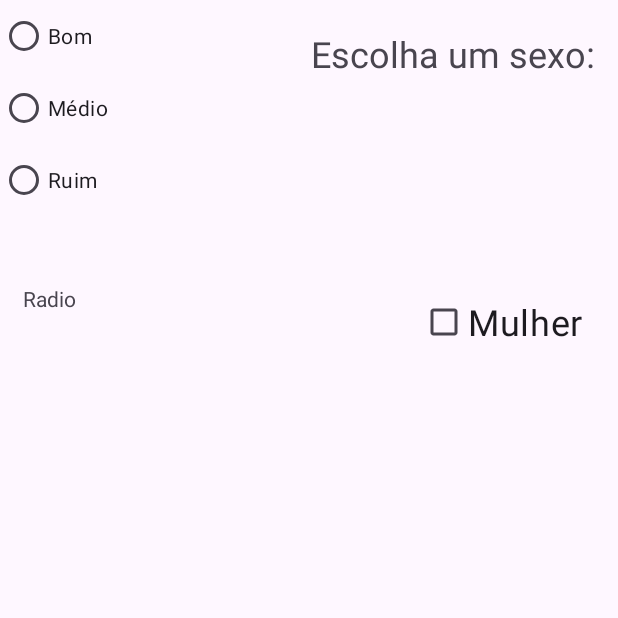
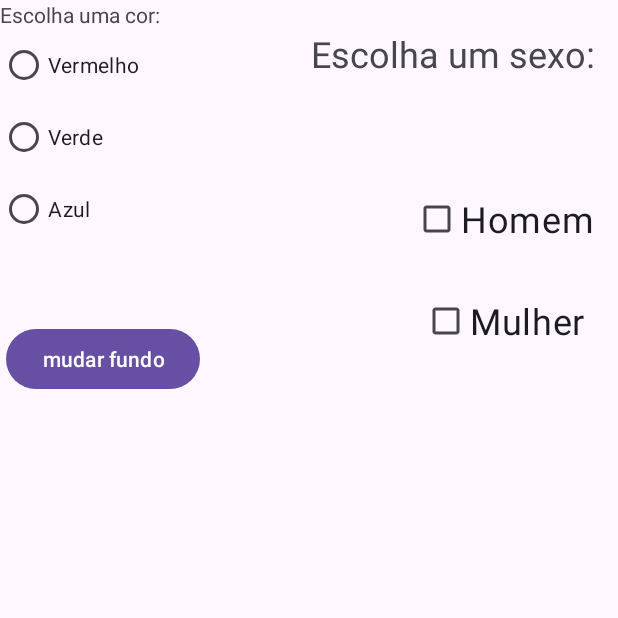
Before and after one commit to gabrel-dias/AndroidStudio, an Android app: the screen it shows after launch (MainActivity), on a phone screen of 412 x 824 dp, the top half of it. Run offline under Robolectric (Android 15) with nearby library versions, the phone set to English and light mode, and no system bars.

Commit message:
aprendendo radios mais ou menos

```diff
--- a/TestesUdemy/app/src/main/java/com/tecdias/testesudemy/MainActivity.java
+++ b/TestesUdemy/app/src/main/java/com/tecdias/testesudemy/MainActivity.java
@@ -1,12 +1,17 @@
 package com.tecdias.testesudemy;
 
+import android.graphics.Color;
 import android.os.Bundle;
 import android.view.View;
+import android.widget.Button;
 import android.widget.CheckBox;
+import android.widget.RadioButton;
+import android.widget.RadioGroup;
 import android.widget.TextView;
 
 import androidx.activity.EdgeToEdge;
 import androidx.appcompat.app.AppCompatActivity;
+import androidx.constraintlayout.widget.ConstraintLayout;
 import androidx.core.graphics.Insets;
 import androidx.core.view.ViewCompat;
 import androidx.core.view.WindowInsetsCompat;
@@ -18,7 +23,7 @@ public class MainActivity extends AppCompatActivity {
         super.onCreate(savedInstanceState);
         EdgeToEdge.enable(this);
         setContentView(R.layout.activity_main);
-        ViewCompat.setOnApplyWindowInsetsListener(findViewById(R.id.main), (v, insets) -> {
+        ViewCompat.setOnApplyWindowInsetsListener(findViewById(R.id.constraint), (v, insets) -> {
             Insets systemBars = insets.getInsets(WindowInsetsCompat.Type.systemBars());
             v.setPadding(systemBars.left, systemBars.top, systemBars.right, systemBars.bottom);
             return insets;
@@ -26,8 +31,28 @@ public class MainActivity extends AppCompatActivity {
 
         CheckBox homem = findViewById(R.id.homem);
         CheckBox mulher = findViewById(R.id.mulher);
-        TextView texto = findViewById(R.id.txtRadio);
+        TextView texto = findViewById(R.id.txtCheckbox);
+        RadioGroup radioGroup = findViewById(R.id.radioCores);
+        RadioButton azul = findViewById(R.id.azul);
+        RadioButton vermelho = findViewById(R.id.vermelho);
+        RadioButton verde = findViewById(R.id.verde);
+        Button btnmudaCor = findViewById(R.id.buttonMudaCor);
+        ConstraintLayout layout = findViewById(R.id.constraint);
 
+
+        // testando os radioButtons
+        btnmudaCor.setOnClickListener(new View.OnClickListener() {
+            @Override
+            public void onClick(View v) {
+                if (azul.isChecked()) {
+                    layout.setBackgroundColor(Color.BLUE);
+                } else if (vermelho.isChecked()) {
+                    layout.setBackgroundColor(Color.RED);
+                } else layout.setBackgroundColor(Color.GREEN);
+            }
+        });
+
+        // testando as checkboxes
         homem.setOnClickListener(new View.OnClickListener() {
             @Override
             public void onClick(View v) {
--- a/TestesUdemy/app/src/main/res/layout/activity_main.xml
+++ b/TestesUdemy/app/src/main/res/layout/activity_main.xml
@@ -2,7 +2,7 @@
 <androidx.constraintlayout.widget.ConstraintLayout xmlns:android="http://schemas.android.com/apk/res/android"
     xmlns:app="http://schemas.android.com/apk/res-auto"
     xmlns:tools="http://schemas.android.com/tools"
-    android:id="@+id/main"
+    android:id="@+id/constraint"
     android:layout_width="match_parent"
     android:layout_height="match_parent"
     android:layout_centerHorizontal="true"
@@ -10,7 +10,7 @@
 
 
     <TextView
-        android:id="@+id/txtCheckbox"
+        android:id="@+id/txtCheckboxSexo"
         android:layout_width="wrap_content"
         android:layout_height="wrap_content"
         android:layout_marginTop="19dp"
@@ -26,60 +26,74 @@
         android:id="@+id/homem"
         android:layout_width="wrap_content"
         android:layout_height="wrap_content"
-        android:layout_marginTop="45dp"
+        android:layout_marginTop="122dp"
         android:layout_marginEnd="16dp"
-        android:layout_marginBottom="45dp"
         android:text="Homem"
         android:textSize="24sp"
-        app:layout_constraintBottom_toTopOf="@+id/txtRadio"
         app:layout_constraintEnd_toEndOf="parent"
-        app:layout_constraintTop_toBottomOf="@+id/txtRadio" />
+        app:layout_constraintTop_toTopOf="parent" />
 
     <CheckBox
         android:id="@+id/mulher"
         android:layout_width="wrap_content"
         android:layout_height="wrap_content"
-        android:layout_marginTop="16dp"
-        android:layout_marginEnd="23dp"
+        android:layout_marginTop="20dp"
+        android:layout_marginEnd="22dp"
         android:text="Mulher"
         android:textSize="24sp"
         app:layout_constraintEnd_toEndOf="parent"
         app:layout_constraintTop_toBottomOf="@+id/homem" />
 
     <RadioGroup
-        android:id="@+id/radioGroup"
+        android:id="@+id/radioCores"
         android:layout_width="wrap_content"
         android:layout_height="wrap_content"
         app:layout_constraintStart_toStartOf="parent"
         app:layout_constraintTop_toTopOf="parent">
 
-        <RadioButton
-            android:id="@+id/radioButton"
+        <TextView
+            android:id="@+id/escolhaCor"
             android:layout_width="match_parent"
             android:layout_height="wrap_content"
-            android:text="Bom" />
+            android:text="Escolha uma cor:" />
 
         <RadioButton
-            android:id="@+id/radioButton2"
+            android:id="@+id/vermelho"
             android:layout_width="match_parent"
             android:layout_height="wrap_content"
-            android:text="Médio" />
+            android:text="Vermelho" />
 
         <RadioButton
-            android:id="@+id/radioButton3"
+            android:id="@+id/verde"
             android:layout_width="match_parent"
             android:layout_height="wrap_content"
-            android:text="Ruim" />
+            android:text="Verde" />
+
+        <RadioButton
+            android:id="@+id/azul"
+            android:layout_width="match_parent"
+            android:layout_height="wrap_content"
+            android:text="Azul" />
     </RadioGroup>
 
     <TextView
-        android:id="@+id/txtRadio"
+        android:id="@+id/txtCheckbox"
         android:layout_width="wrap_content"
         android:layout_height="wrap_content"
-        android:layout_marginStart="15dp"
-        android:layout_marginTop="45dp"
-        android:text="Radio"
+        android:layout_marginEnd="20dp"
+        android:layout_marginBottom="448dp"
+        android:textStyle="bold"
+        app:layout_constraintBottom_toBottomOf="parent"
+        app:layout_constraintEnd_toEndOf="parent" />
+
+    <Button
+        android:id="@+id/buttonMudaCor"
+        android:layout_width="wrap_content"
+        android:layout_height="wrap_content"
+        android:layout_marginStart="4dp"
+        android:layout_marginTop="52dp"
+        android:text="mudar fundo"
         app:layout_constraintStart_toStartOf="parent"
-        app:layout_constraintTop_toBottomOf="@+id/radioGroup" />
+        app:layout_constraintTop_toBottomOf="@+id/radioCores" />
 
 </androidx.constraintlayout.widget.ConstraintLayout>
```
